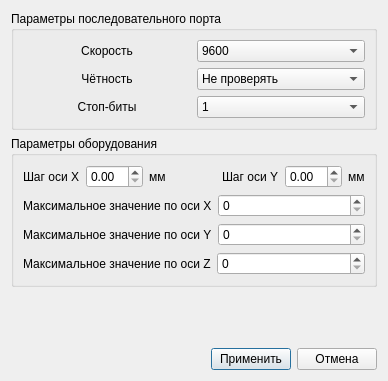
First picture: the form in settings.ui, repository vladislick/CNCRun, before the edit.
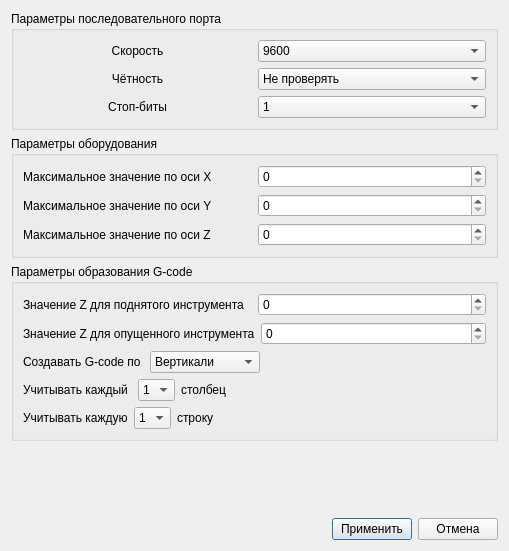
Second picture: the form after the edit.

What changed in the file:
```diff
--- a/settings.ui
+++ b/settings.ui
@@ -6,8 +6,8 @@
    <rect>
     <x>0</x>
     <y>0</y>
-    <width>388</width>
-    <height>381</height>
+    <width>509</width>
+    <height>551</height>
    </rect>
   </property>
   <property name="windowTitle">
@@ -123,57 +123,6 @@
       <string>Параметры оборудования</string>
      </property>
      <layout class="QVBoxLayout" name="verticalLayout_3">
-      <item>
-       <layout class="QHBoxLayout" name="horizontalLayout_4">
-        <item>
-         <widget class="QLabel" name="label_4">
-          <property name="text">
-           <string>Шаг оси X</string>
-          </property>
-         </widget>
-        </item>
-        <item>
-         <widget class="QDoubleSpinBox" name="doubleSpinBox"/>
-        </item>
-        <item>
-         <widget class="QLabel" name="label_5">
-          <property name="text">
-           <string>мм</string>
-          </property>
-         </widget>
-        </item>
-        <item>
-         <spacer name="horizontalSpacer">
-          <property name="orientation">
-           <enum>Qt::Horizontal</enum>
-          </property>
-          <property name="sizeHint" stdset="0">
-           <size>
-            <width>40</width>
-            <height>20</height>
-           </size>
-          </property>
-         </spacer>
-        </item>
-        <item>
-         <widget class="QLabel" name="label_6">
-          <property name="text">
-           <string>Шаг оси Y</string>
-          </property>
-         </widget>
-        </item>
-        <item>
-         <widget class="QDoubleSpinBox" name="doubleSpinBox_2"/>
-        </item>
-        <item>
-         <widget class="QLabel" name="label_7">
-          <property name="text">
-           <string>мм</string>
-          </property>
-         </widget>
-        </item>
-       </layout>
-      </item>
       <item>
        <layout class="QHBoxLayout" name="horizontalLayout_5">
         <item>
@@ -219,6 +168,200 @@
      </layout>
     </widget>
    </item>
+   <item>
+    <widget class="QGroupBox" name="groupBox_3">
+     <property name="title">
+      <string>Параметры образования G-code</string>
+     </property>
+     <layout class="QVBoxLayout" name="verticalLayout_4">
+      <item>
+       <layout class="QHBoxLayout" name="horizontalLayout_11">
+        <item>
+         <widget class="QLabel" name="label_12">
+          <property name="text">
+           <string>Значение Z для поднятого инструмента</string>
+          </property>
+         </widget>
+        </item>
+        <item>
+         <widget class="QSpinBox" name="spinBox_5"/>
+        </item>
+       </layout>
+      </item>
+      <item>
+       <layout class="QHBoxLayout" name="horizontalLayout_10">
+        <item>
+         <widget class="QLabel" name="label_11">
+          <property name="text">
+           <string>Значение Z для опущенного инструмента</string>
+          </property>
+         </widget>
+        </item>
+        <item>
+         <widget class="QSpinBox" name="spinBox_4"/>
+        </item>
+       </layout>
+      </item>
+      <item>
+       <layout class="QHBoxLayout" name="horizontalLayout_12">
+        <item>
+         <widget class="QLabel" name="label_13">
+          <property name="text">
+           <string>Создавать G-code по </string>
+          </property>
+          <property name="alignment">
+           <set>Qt::AlignLeading|Qt::AlignLeft|Qt::AlignVCenter</set>
+          </property>
+         </widget>
+        </item>
+        <item>
+         <widget class="QComboBox" name="comboBox_4">
+          <property name="minimumSize">
+           <size>
+            <width>110</width>
+            <height>0</height>
+           </size>
+          </property>
+          <item>
+           <property name="text">
+            <string>Вертикали</string>
+           </property>
+          </item>
+          <item>
+           <property name="text">
+            <string>Горизонтали</string>
+           </property>
+          </item>
+         </widget>
+        </item>
+        <item>
+         <spacer name="horizontalSpacer_4">
+          <property name="orientation">
+           <enum>Qt::Horizontal</enum>
+          </property>
+          <property name="sizeHint" stdset="0">
+           <size>
+            <width>40</width>
+            <height>20</height>
+           </size>
+          </property>
+         </spacer>
+        </item>
+       </layout>
+      </item>
+      <item>
+       <layout class="QHBoxLayout" name="horizontalLayout_13">
+        <item>
+         <widget class="QLabel" name="label_14">
+          <property name="text">
+           <string>Учитывать каждый </string>
+          </property>
+         </widget>
+        </item>
+        <item>
+         <widget class="QComboBox" name="comboBox_5">
+          <item>
+           <property name="text">
+            <string>1</string>
+           </property>
+          </item>
+          <item>
+           <property name="text">
+            <string>2</string>
+           </property>
+          </item>
+          <item>
+           <property name="text">
+            <string>3</string>
+           </property>
+          </item>
+          <item>
+           <property name="text">
+            <string>4</string>
+           </property>
+          </item>
+         </widget>
+        </item>
+        <item>
+         <widget class="QLabel" name="label_15">
+          <property name="text">
+           <string>столбец</string>
+          </property>
+         </widget>
+        </item>
+        <item>
+         <spacer name="horizontalSpacer">
+          <property name="orientation">
+           <enum>Qt::Horizontal</enum>
+          </property>
+          <property name="sizeHint" stdset="0">
+           <size>
+            <width>40</width>
+            <height>20</height>
+           </size>
+          </property>
+         </spacer>
+        </item>
+       </layout>
+      </item>
+      <item>
+       <layout class="QHBoxLayout" name="horizontalLayout_14">
+        <item>
+         <widget class="QLabel" name="label_16">
+          <property name="text">
+           <string>Учитывать каждую</string>
+          </property>
+         </widget>
+        </item>
+        <item>
+         <widget class="QComboBox" name="comboBox_6">
+          <item>
+           <property name="text">
+            <string>1</string>
+           </property>
+          </item>
+          <item>
+           <property name="text">
+            <string>2</string>
+           </property>
+          </item>
+          <item>
+           <property name="text">
+            <string>3</string>
+           </property>
+          </item>
+          <item>
+           <property name="text">
+            <string>4</string>
+           </property>
+          </item>
+         </widget>
+        </item>
+        <item>
+         <widget class="QLabel" name="label_17">
+          <property name="text">
+           <string>строку</string>
+          </property>
+         </widget>
+        </item>
+        <item>
+         <spacer name="horizontalSpacer_3">
+          <property name="orientation">
+           <enum>Qt::Horizontal</enum>
+          </property>
+          <property name="sizeHint" stdset="0">
+           <size>
+            <width>40</width>
+            <height>20</height>
+           </size>
+          </property>
+         </spacer>
+        </item>
+       </layout>
+      </item>
+     </layout>
+    </widget>
+   </item>
    <item>
     <spacer name="verticalSpacer">
      <property name="orientation">
```
